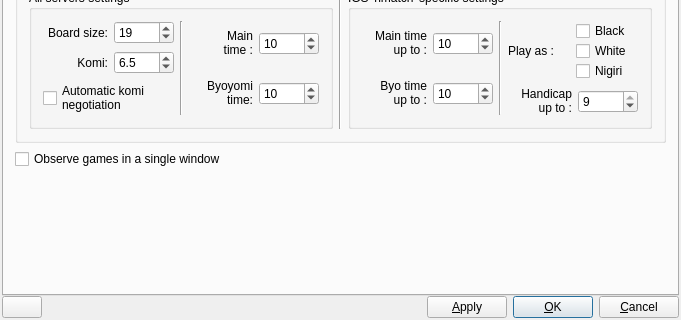
Old version of the form src/preferences_gui.ui in the repository bernds/q5Go; both pictures show x 0 to 681 and y 515 to 835 of the 681 by 835 pixel window.
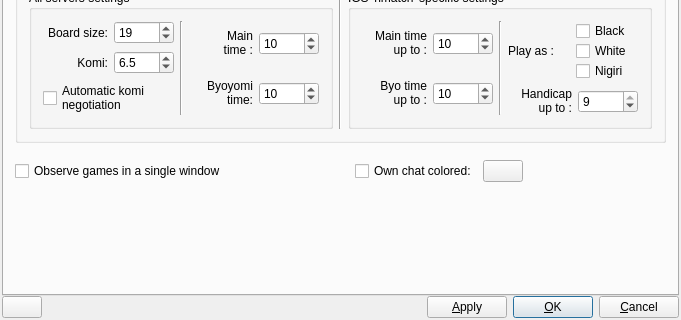
New version of the form. The open tabs and pages were chosen to show the change. Icons and pictures are not drawn. Custom widgets are drawn as their Qt base class.

Commit message:
Add an option to show own chat in a different color
Requested in #42. For now, only done for board windows, not the talk tab.

What changed in the file:
```diff
--- a/src/preferences_gui.ui
+++ b/src/preferences_gui.ui
@@ -4602,6 +4602,39 @@
          </layout>
         </widget>
        </item>
+       <item row="14" column="1">
+        <widget class="QWidget" name="widget_4" native="true">
+         <layout class="QHBoxLayout" name="horizontalLayout_7">
+          <item>
+           <widget class="QCheckBox" name="chatColorCheckBox">
+            <property name="text">
+             <string>Own chat colored:</string>
+            </property>
+           </widget>
+          </item>
+          <item>
+           <widget class="QPushButton" name="chatColorButton">
+            <property name="text">
+             <string/>
+            </property>
+           </widget>
+          </item>
+          <item>
+           <spacer name="horizontalSpacer">
+            <property name="orientation">
+             <enum>Qt::Horizontal</enum>
+            </property>
+            <property name="sizeHint" stdset="0">
+             <size>
+              <width>40</width>
+              <height>20</height>
+             </size>
+            </property>
+           </spacer>
+          </item>
+         </layout>
+        </widget>
+       </item>
       </layout>
      </widget>
      <widget class="QWidget" name="variantsTabWidget">
```
The commit also changes 8 other files.
